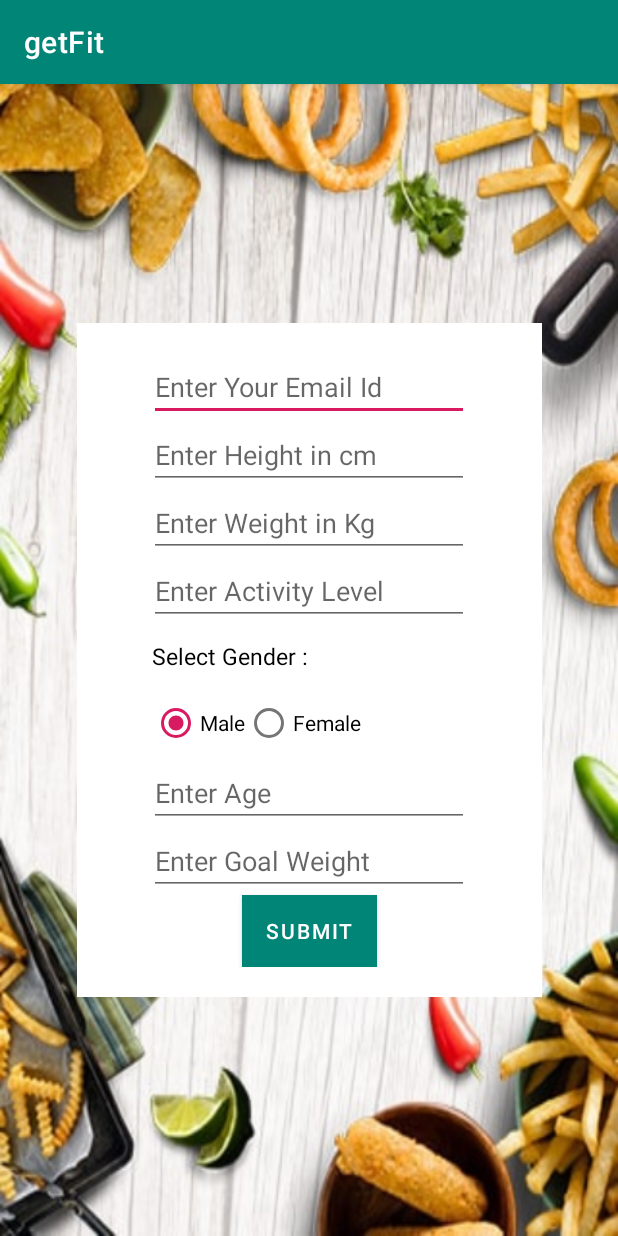
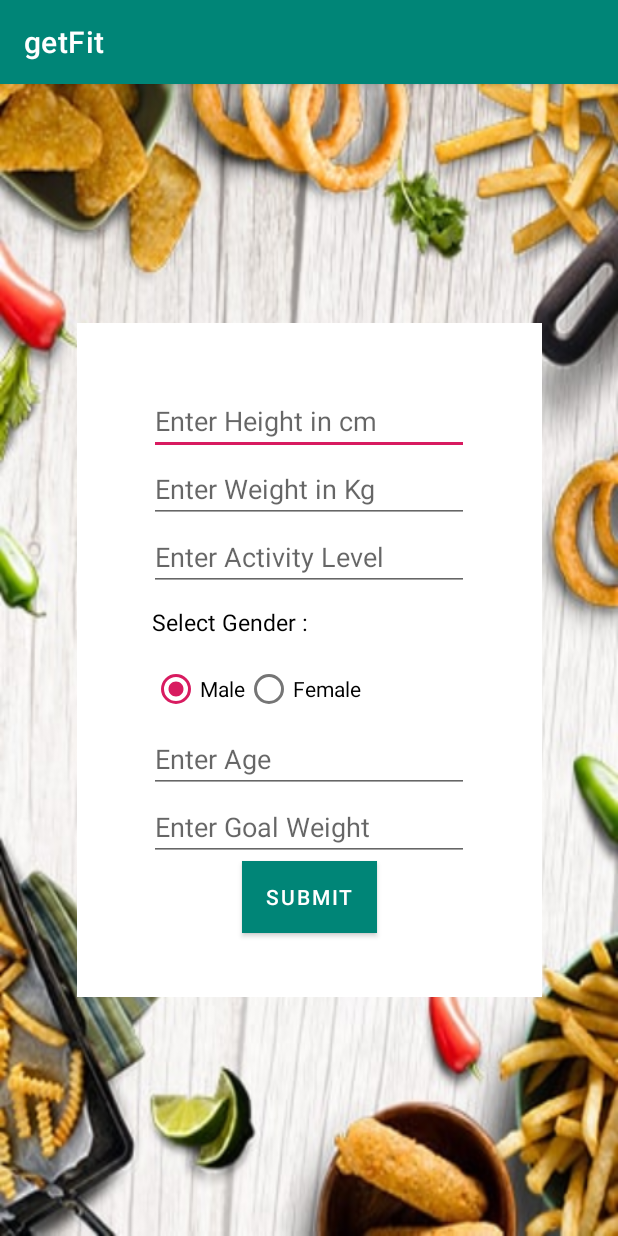
Before and after one commit to kuchekarsonal/getFitApp, an Android app: the userProfile screen opened directly, with no data from a screen before it, on a phone screen of 412 x 824 dp. Run offline under Robolectric (Android 15) with nearby library versions, the phone set to English and light mode, and no system bars; libraries missing offline, so code that uses them is left out: retrofit2.adapter.rxjava.

Commit message:
User Profile Questionnare

```diff
--- a/app/src/main/AndroidManifest.xml
+++ b/app/src/main/AndroidManifest.xml
@@ -12,7 +12,7 @@
         android:supportsRtl="true"
         android:theme="@style/AppTheme"
         android:usesCleartextTraffic="true">
-        <activity android:name=".userProfile"></activity>
+        <activity android:name=".userProfile"/>
         <activity android:name=".Diet" />
         <activity
             android:name=".Welcome"
--- a/app/src/main/java/com/example/getfit/Retrofit/RetrofitInterface.java
+++ b/app/src/main/java/com/example/getfit/Retrofit/RetrofitInterface.java
@@ -5,6 +5,7 @@ import java.util.HashMap;
 import retrofit2.Call;
 import retrofit2.http.Body;
 import retrofit2.http.POST;
+import retrofit2.http.Path;
 
 public interface RetrofitInterface {
 
@@ -19,7 +20,7 @@ public interface RetrofitInterface {
      * @return
      */
     @POST("/questionnaire/{email}")
-    Call<userProfileResult> createUserProfile(@Body userProfileResult post);
+    Call<userProfileResult> createUserProfile(@Body userProfileResult post, @Path("email") String email);
 
 
 }
--- a/app/src/main/java/com/example/getfit/Retrofit/userProfileResult.java
+++ b/app/src/main/java/com/example/getfit/Retrofit/userProfileResult.java
@@ -3,7 +3,7 @@ package com.example.getfit.Retrofit;
 public class userProfileResult {
    private String email;
    private  Float height;
-   private  Float weight;
+   private  Float current_weight;
    private  String activity_level;
    private String gender;
    private Integer age;
@@ -12,7 +12,7 @@ public class userProfileResult {
     public userProfileResult(String email, Float height, Float weight, String activity_level, String gender, Integer age, Float goal_weight) {
         this.email = email;
         this.height = height;
-        this.weight = weight;
+        this.current_weight = weight;
         this.activity_level = activity_level;
         this.gender = gender;
         this.age = age;
@@ -28,7 +28,7 @@ public class userProfileResult {
     }
 
     public void setWeight(Float weight) {
-        this.weight = weight;
+        this.current_weight = weight;
     }
 
     public void setActivity_level(String activity_level) {
--- a/app/src/main/java/com/example/getfit/userProfile.java
+++ b/app/src/main/java/com/example/getfit/userProfile.java
@@ -22,7 +22,8 @@ import com.example.getfit.Retrofit.userProfileResult;
 import java.util.HashMap;
 
 public class userProfile extends AppCompatActivity {
-    EditText email, height, weight, activityLevel;
+    EditText height, weight, activityLevel;
+    String email;
     RadioGroup gender;
     EditText age, goalWeight;
     Button ok;
@@ -36,7 +37,11 @@ public class userProfile extends AppCompatActivity {
     protected void onCreate(Bundle savedInstanceState) {
         super.onCreate(savedInstanceState);
         setContentView(R.layout.activity_user_profile);
-        email = (EditText)findViewById(R.id.userProfileEmail);
+
+        if(getIntent().hasExtra("email")){
+            email = getIntent().getStringExtra("email");
+        }
+//        email = (EditText)findViewById(R.id.userProfileEmail);
         height = (EditText)findViewById(R.id.userProfileHeight);
         weight = (EditText)findViewById(R.id.userProfileWeight);
         activityLevel =(EditText) findViewById(R.id.userProfileActivityLevel);
@@ -58,7 +63,7 @@ public class userProfile extends AppCompatActivity {
                 radioButton = (RadioButton)findViewById(selectedRadioId);
 
                //String Email = email.getText().toString();
-               executeUserProfile(email.getText().toString(),
+               executeUserProfile(email,
 
                        Float.valueOf(height.getText().toString()),
                        Float.valueOf(weight.getText().toString()),
@@ -74,7 +79,7 @@ public class userProfile extends AppCompatActivity {
                         height,weight,activityLevel,gender,age,goalWeight);
 
 
-                Call<userProfileResult> call =retrofitInterface.createUserProfile(post);
+                Call<userProfileResult> call =retrofitInterface.createUserProfile(post,email);
                 call.enqueue(new Callback<userProfileResult>() {
                     @Override
                     public void onResponse(Call<userProfileResult> call, Response<userProfileResult> response) {
--- a/app/src/main/res/layout/activity_user_profile.xml
+++ b/app/src/main/res/layout/activity_user_profile.xml
@@ -27,15 +27,15 @@
         app:layout_constraintTop_toTopOf="parent">
 
 
-        <EditText
-            android:id="@+id/userProfileEmail"
-            android:layout_width="wrap_content"
-            android:layout_height="wrap_content"
-            android:ems="10"
-            android:hint="Enter Your Email Id"
-            android:inputType="textEmailAddress"
-            tools:layout_editor_absoluteX="82dp"
-            tools:layout_editor_absoluteY="146dp" />
+        <!--<EditText-->
+            <!--android:id="@+id/userProfileEmail"-->
+            <!--android:layout_width="wrap_content"-->
+            <!--android:layout_height="wrap_content"-->
+            <!--android:ems="10"-->
+            <!--android:hint="Enter Your Email Id"-->
+            <!--android:inputType="textEmailAddress"-->
+            <!--tools:layout_editor_absoluteX="82dp"-->
+            <!--tools:layout_editor_absoluteY="146dp" />-->
 
         <EditText
             android:id="@+id/userProfileHeight"
@@ -54,7 +54,7 @@
                     android:layout_height="wrap_content"
                     android:ems="10"
                     android:hint="Enter Weight in Kg"
-                    android:inputType="textPersonName"
+                    android:inputType="numberDecimal"
                     tools:layout_editor_absoluteX="82dp"
                     tools:layout_editor_absoluteY="410dp" />
 
@@ -116,7 +116,7 @@
             android:layout_height="wrap_content"
             android:ems="10"
             android:hint="Enter Age"
-            android:inputType="textPersonName"
+            android:inputType="number"
             tools:layout_editor_absoluteX="82dp"
             tools:layout_editor_absoluteY="410dp" />
 
@@ -126,7 +126,7 @@
             android:layout_height="wrap_content"
             android:ems="10"
             android:hint="Enter Goal Weight"
-            android:inputType="textPersonName"
+            android:inputType="numberDecimal"
             tools:layout_editor_absoluteX="82dp"
             tools:layout_editor_absoluteY="410dp" />
 
```
Also changed, not shown: app/src/main/java/com/example/getfit/Register.java (+7 -2 lines).
